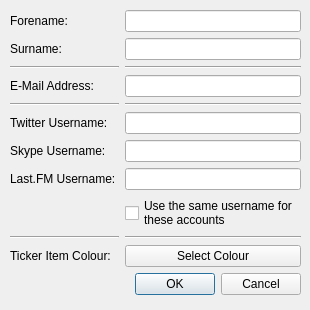
vmlemon/SocialClient, file contactbuilder.ui: the form before one commit.
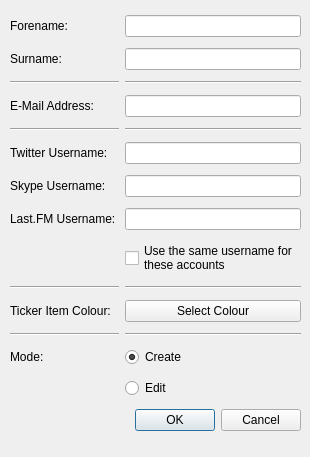
The form after the commit.

Commit message: Experimental Integrated Editor/Builder - First attempt

Diff of the .ui file:
```diff
--- a/contactbuilder.ui
+++ b/contactbuilder.ui
@@ -7,7 +7,7 @@
     <x>0</x>
     <y>0</y>
     <width>310</width>
-    <height>310</height>
+    <height>457</height>
    </rect>
   </property>
   <property name="sizePolicy">
@@ -19,13 +19,13 @@
   <property name="minimumSize">
    <size>
     <width>310</width>
-    <height>310</height>
+    <height>457</height>
    </size>
   </property>
   <property name="maximumSize">
    <size>
     <width>310</width>
-    <height>310</height>
+    <height>457</height>
    </size>
   </property>
   <property name="windowTitle">
@@ -37,7 +37,7 @@
      <x>10</x>
      <y>10</y>
      <width>291</width>
-     <height>291</height>
+     <height>441</height>
     </rect>
    </property>
    <layout class="QGridLayout" name="gridLayout">
@@ -165,7 +165,7 @@
       </property>
      </widget>
     </item>
-    <item row="11" column="1">
+    <item row="14" column="1">
      <widget class="QDialogButtonBox" name="buttonBox">
       <property name="orientation">
        <enum>Qt::Horizontal</enum>
@@ -175,6 +175,44 @@
       </property>
      </widget>
     </item>
+    <item row="11" column="0">
+     <widget class="Line" name="line_4">
+      <property name="orientation">
+       <enum>Qt::Horizontal</enum>
+      </property>
+     </widget>
+    </item>
+    <item row="11" column="1">
+     <widget class="Line" name="line_5">
+      <property name="orientation">
+       <enum>Qt::Horizontal</enum>
+      </property>
+     </widget>
+    </item>
+    <item row="12" column="0">
+     <widget class="QLabel" name="ModeLabel">
+      <property name="text">
+       <string>Mode: </string>
+      </property>
+     </widget>
+    </item>
+    <item row="12" column="1">
+     <widget class="QRadioButton" name="CreateNewButton">
+      <property name="text">
+       <string>Create</string>
+      </property>
+      <property name="checked">
+       <bool>true</bool>
+      </property>
+     </widget>
+    </item>
+    <item row="13" column="1">
+     <widget class="QRadioButton" name="EditExistingButton">
+      <property name="text">
+       <string>Edit</string>
+      </property>
+     </widget>
+    </item>
    </layout>
   </widget>
  </widget>
```
